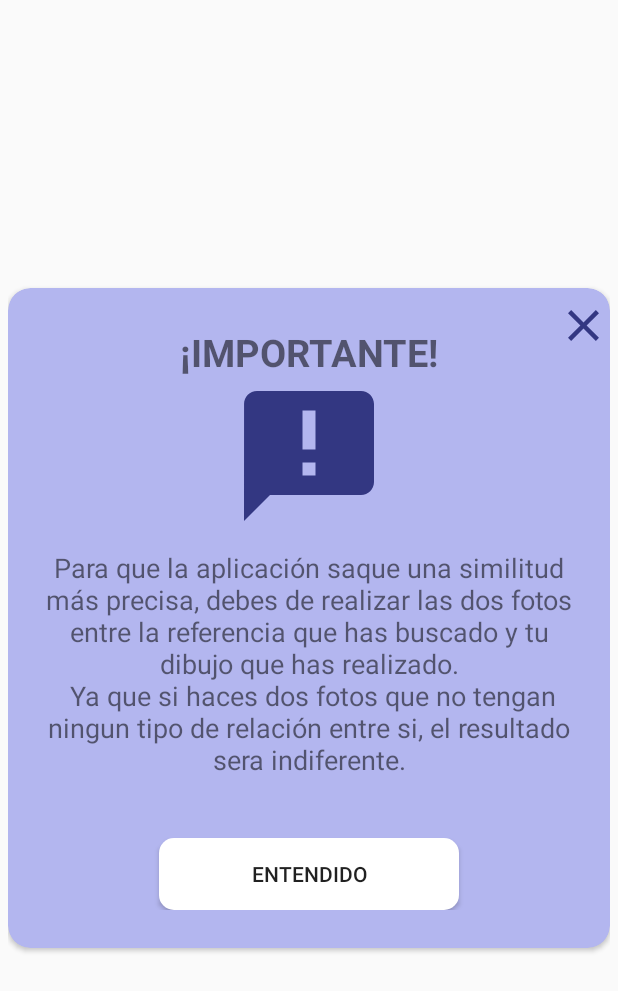
After one commit to JavierRodrBrv/DrawScan, an Android app: the layout custom_popup_dialog.xml on its own in the app's theme, with its tools: preview values and no code run, on a phone screen of 412 x 824 dp. The commit adds this screen. Shown: the top 991 px of the screen. Run offline under Robolectric (Android 15) with nearby library versions, the phone set to English and light mode, and no system bars.

Commit message:
Implementado dialogo Popup sobre información de la aplicación.
Se ha implementado el dialogo Popup sobre el correcto uso de la aplicación.
Tambien se ha agregado una nueva libreria CardView para este tipo de dialogo.
Se ha agregado un diseño momentaneo al dialogo.

```diff
--- a/DrawScan2DAM/app/build.gradle
+++ b/DrawScan2DAM/app/build.gradle
@@ -60,6 +60,9 @@ dependencies {
     implementation 'com.google.firebase:firebase-auth:19.3.1'
     implementation 'com.google.firebase:firebase-core:17.4.0'
 
+    //Notificacion Pop-Up
+    implementation 'androidx.cardview:cardview:1.0.0'
+
     testImplementation 'junit:junit:4.12'
     androidTestImplementation 'androidx.test.ext:junit:1.1.1'
     androidTestImplementation 'androidx.test.espresso:espresso-core:3.2.0'
--- a/DrawScan2DAM/app/src/main/java/com/example/drawscan/clases/DialogoEditText.kt
+++ b/DrawScan2DAM/app/src/main/java/com/example/drawscan/clases/DialogoEditText.kt
@@ -101,4 +101,5 @@ class DialogoEditText(private val contexto: Context) : DialogFragment() {
     }
 
 
+
 }
--- a/DrawScan2DAM/app/src/main/java/com/example/drawscan/fragmentos/FragmentAjustes.kt
+++ b/DrawScan2DAM/app/src/main/java/com/example/drawscan/fragmentos/FragmentAjustes.kt
@@ -14,6 +14,7 @@ import androidx.constraintlayout.widget.ConstraintLayout
 import androidx.fragment.app.Fragment
 import com.example.drawscan.MainActivity
 import com.example.drawscan.R
+import com.example.drawscan.globales.BooleanPopup
 import com.google.android.gms.auth.api.signin.GoogleSignIn
 import com.google.android.gms.auth.api.signin.GoogleSignInClient
 import com.google.android.gms.auth.api.signin.GoogleSignInOptions
@@ -81,11 +82,11 @@ class FragmentAjustes : Fragment() {
                     gsic.signOut()
                         .addOnCompleteListener(OnCompleteListener<Void?> { task ->
                             if (task.isSuccessful) {
-
                                 val paginaInicio = Intent(
                                     fragmentView.context,
                                     MainActivity::class.java
                                 )
+                                BooleanPopup.boolPopup=true
                                 paginaInicio.addFlags(Intent.FLAG_ACTIVITY_CLEAR_TASK)
                                 startActivity(paginaInicio)
                             }
--- a/DrawScan2DAM/app/src/main/java/com/example/drawscan/fragmentos/PantallaFragments.kt
+++ b/DrawScan2DAM/app/src/main/java/com/example/drawscan/fragmentos/PantallaFragments.kt
@@ -1,13 +1,20 @@
 package com.example.drawscan.fragmentos
 
+import android.app.Dialog
 import android.content.Intent
+import android.graphics.Color
+import android.graphics.drawable.ColorDrawable
 import android.os.Bundle
 import android.view.View
+import android.widget.Button
+import android.widget.ImageView
+import android.widget.Toast
 import androidx.appcompat.app.AppCompatActivity
 import androidx.lifecycle.ViewModelProvider
 import androidx.viewpager.widget.ViewPager
 import com.example.drawscan.ActividadCamara
 import com.example.drawscan.R
+import com.example.drawscan.globales.BooleanPopup
 import com.example.drawscan.modalview.ViewModelCamara
 import com.google.android.material.floatingactionbutton.FloatingActionButton
 import com.google.android.material.tabs.TabLayout
@@ -17,14 +24,15 @@ class PantallaFragments : AppCompatActivity() {
     private lateinit var viewPager: ViewPager // Despalzar los fragmentos deslizando hacia la izquierda o derecha
     private lateinit var tb: TabLayout // Layout del tab
     private val botonCamara by lazy { findViewById<FloatingActionButton>(R.id.floatingActionButton) }
-    private var modoDark : Boolean = false// Switch para cambiar el modo osucro
+    private var modoDark: Boolean = false// Switch para cambiar el modo osucro
     private lateinit var camaraLiveData: ViewModelCamara //Este View-Model es el que utilizamos para rellenar la lista con los datos de la camara.
-
-
-
+    private lateinit var dialogoPopup: Dialog //Este es el dialogo Pop-Up de informacion sobre el correcto uso de la aplicación.
+    private lateinit var imagenCerrarPopup: ImageView //Esta es la imagen X para cerrar el dialogo Pop-up
+    private lateinit var botonEntendido: Button //Este boton cierra el dialogo Pop-up
 
     override fun onCreate(savedInstanceState: Bundle?) {
         super.onCreate(savedInstanceState)
+        dialogoPopup = Dialog(this)
         setContentView(R.layout.activity_pantalla_fragments)
         adapter = AdapterParaFragmentos(
             supportFragmentManager
@@ -34,7 +42,7 @@ class PantallaFragments : AppCompatActivity() {
         crearViewPager(viewPager)
         tb.setupWithViewPager(viewPager) // Mete el viewPager creado dentro del TabLayout
 
-        camaraLiveData=ViewModelProvider(this).get(ViewModelCamara::class.java)
+        camaraLiveData = ViewModelProvider(this).get(ViewModelCamara::class.java)
 
 
         // Meter iconos del tab
@@ -42,13 +50,16 @@ class PantallaFragments : AppCompatActivity() {
         tb.getTabAt(1)!!.icon = getDrawable(R.drawable.icono_favoritos)
         tb.getTabAt(2)!!.icon = getDrawable(R.drawable.icono_ajustes)
 
-        botonCamara.setOnClickListener(object : View.OnClickListener{
+        botonCamara.setOnClickListener(object : View.OnClickListener {
             override fun onClick(v: View?) {
-
-                val intentCamara =Intent(applicationContext, ActividadCamara::class.java)
+                val intentCamara = Intent(applicationContext, ActividadCamara::class.java)
                 startActivity(intentCamara)
             }
         })
+        if (BooleanPopup.boolPopup) {
+            mostrarDialogoPopUp()
+            BooleanPopup.boolPopup = false
+        }
 
 
     }
@@ -65,7 +76,6 @@ class PantallaFragments : AppCompatActivity() {
         vp.adapter = adapter
     }
 
-
     /**
      * Función que sobreescribe la funcionalidad al dar el botón de atrás
      */
@@ -73,4 +83,23 @@ class PantallaFragments : AppCompatActivity() {
         finishAffinity()
     }
 
+    fun mostrarDialogoPopUp() {
+        dialogoPopup.setContentView(R.layout.custom_popup_dialog)
+        imagenCerrarPopup = dialogoPopup.findViewById(R.id.cerrarPopup) as ImageView
+        botonEntendido = dialogoPopup.findViewById(R.id.botonEntendidoPopup) as Button
+
+        imagenCerrarPopup.setOnClickListener(object : View.OnClickListener {
+            override fun onClick(v: View?) {
+                dialogoPopup.dismiss()
+            }
+        })
+        botonEntendido.setOnClickListener(object : View.OnClickListener {
+            override fun onClick(v: View?) {
+                dialogoPopup.dismiss()
+            }
+        })
+        dialogoPopup.window!!.setBackgroundDrawable(ColorDrawable(Color.TRANSPARENT))
+        dialogoPopup.show()
+    }
+
 }
--- /dev/null
+++ b/DrawScan2DAM/app/src/main/java/com/example/drawscan/globales/BooleanPopup.kt
@@ -0,0 +1,5 @@
+package com.example.drawscan.globales
+
+object BooleanPopup {
+    var boolPopup:Boolean=true
+}
--- /dev/null
+++ b/DrawScan2DAM/app/src/main/res/drawable/icono_alerta_popup.xml
@@ -0,0 +1,9 @@
+<vector xmlns:android="http://schemas.android.com/apk/res/android"
+        android:width="104dp"
+        android:height="104dp"
+        android:viewportWidth="24.0"
+        android:viewportHeight="24.0">
+    <path
+        android:fillColor="@color/colorPrimary"
+        android:pathData="M20,2L4,2c-1.1,0 -1.99,0.9 -1.99,2L2,22l4,-4h14c1.1,0 2,-0.9 2,-2L22,4c0,-1.1 -0.9,-2 -2,-2zM13,11h-2L11,5h2v6zM13,15h-2v-2h2v2z"/>
+</vector>
--- /dev/null
+++ b/DrawScan2DAM/app/src/main/res/layout/custom_popup_dialog.xml
@@ -0,0 +1,84 @@
+<?xml version="1.0" encoding="utf-8"?>
+<RelativeLayout xmlns:android="http://schemas.android.com/apk/res/android"
+    xmlns:app="http://schemas.android.com/apk/res-auto"
+    android:layout_width="match_parent"
+    android:layout_height="match_parent"
+    android:layout_marginLeft="5dp"
+    android:layout_marginRight="5dp"
+    android:gravity="center">
+    <ImageView
+        android:id="@+id/cerrarPopup"
+        android:layout_width="wrap_content"
+        android:layout_height="wrap_content"
+        android:src="@drawable/icono_cancelar"
+        android:layout_marginTop="7dp"
+        android:elevation="5dp"
+        android:layout_alignParentEnd="true"
+        />
+    <androidx.cardview.widget.CardView
+        android:layout_width="match_parent"
+        android:layout_height="wrap_content"
+        app:cardCornerRadius="15dp"
+        app:cardBackgroundColor="@color/colorPrimaryLight"
+        android:layout_alignParentTop="true"
+        android:layout_alignParentStart="true">
+
+        <LinearLayout
+            android:layout_width="match_parent"
+            android:layout_height="wrap_content"
+            android:orientation="vertical">
+            <LinearLayout
+                android:layout_width="match_parent"
+                android:layout_height="wrap_content"
+                android:orientation="vertical"
+                android:layout_marginTop="25dp"
+                android:layout_marginBottom="25dp">
+
+                <TextView
+                    android:id="@+id/tituloPopup"
+                    android:layout_width="match_parent"
+                    android:layout_height="wrap_content"
+                    android:layout_marginLeft="20dp"
+                    android:layout_marginRight="20dp"
+                    android:textAlignment="center"
+                    android:textStyle="bold"
+                    android:textSize="25dp"
+                    android:text="@string/tituloPopUp"/>
+                <ImageView
+                    android:layout_width="match_parent"
+                    android:layout_height="wrap_content"
+                    android:layout_marginRight="20dp"
+                    android:layout_marginLeft="20dp"
+                    android:layout_marginBottom="10dp"
+                    android:src="@drawable/icono_alerta_popup"/>
+                <TextView
+                    android:id="@+id/mensajePopup"
+                    android:layout_width="match_parent"
+                    android:layout_height="wrap_content"
+                    android:layout_marginLeft="20dp"
+                    android:layout_marginRight="20dp"
+                    android:layout_marginBottom="20dp"
+                    android:textAlignment="center"
+                    android:textSize="18dp"
+                    android:text="@string/mensajePopUp"/>
+                <Button
+                    android:id="@+id/botonEntendidoPopup"
+                    android:layout_width="200dp"
+                    android:layout_height="wrap_content"
+                    android:layout_marginTop="20dp"
+                    android:text="@string/comprendidoPopUp"
+                    android:background="@drawable/boton_redondo_dialogo_aceptar"
+                    android:layout_gravity="center"/>
+
+
+            </LinearLayout>
+        </LinearLayout>
+    </androidx.cardview.widget.CardView>
+
+
+
+
+
+
+
+</RelativeLayout>
--- a/DrawScan2DAM/app/src/main/res/values/strings.xml
+++ b/DrawScan2DAM/app/src/main/res/values/strings.xml
@@ -24,6 +24,9 @@
     <string name="descripcionDialogo">Introduce un título para tu comparación de fotos, no puede tener mas de 10 caracteres.</string>
     <string name="errorDialogoVacio">Este campo no puede estar vacio</string>
     <string name="errorDialogoMax10">No puede ser mas de 10 caracteres</string>
+    <string name="tituloPopUp">¡IMPORTANTE!</string>
+    <string name="mensajePopUp">Para que la aplicación saque una similitud más precisa, debes de realizar las dos fotos entre la referencia que has buscado y tu dibujo que has realizado.\n Ya que si haces dos fotos que no tengan ningun tipo de relación entre si, el resultado sera indiferente.</string>
+    <string name="comprendidoPopUp">Entendido</string>
 
     <!-- TODO: Remove or change this placeholder text -->
     <string name="hello_blank_fragment">Hello blank fragment</string>
```
